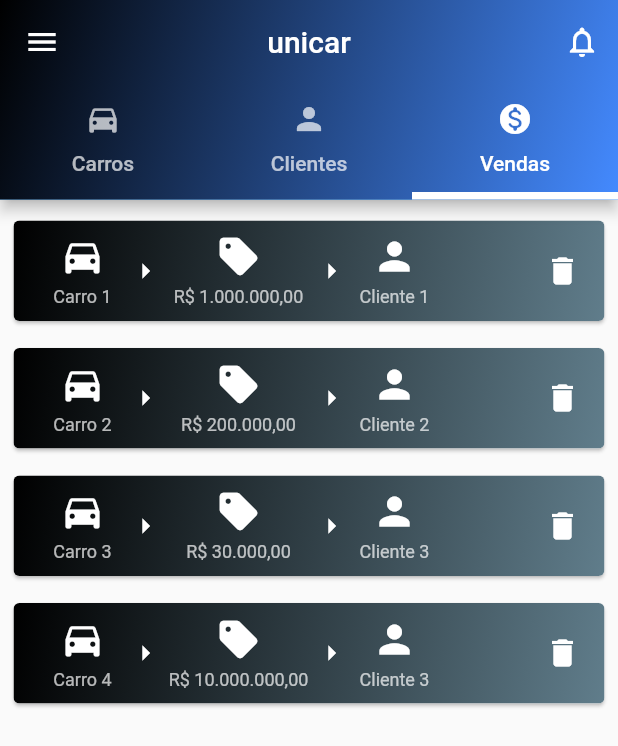
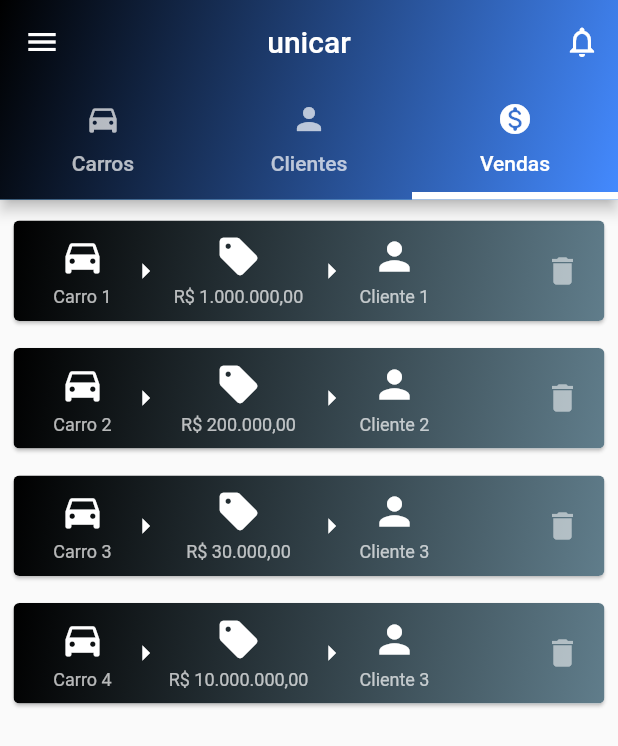
Before and after one commit to kelvinwieth/unicar, a Flutter app: the screen it shows after launch, tab 3 chosen, on a phone screen of 412 x 824 dp. Shown: the top 746 px of the screen. Run offline on Flutter 3.47's test engine with Material 2 defaults, Android fonts, the phone set to English and light mode, and no system bars; our stand-ins replace currency_text_input_formatter, equatable, flutter_bloc; missing offline and left inert: flutter_initicon; network calls fail.

Commit message:
add colors file

```diff
--- /dev/null
+++ b/lib/commom/themes/uni_colors.dart
@@ -0,0 +1,5 @@
+import 'package:flutter/material.dart';
+
+class UniColors {
+  static const Color recycleBin = Colors.white54;
+}
--- a/lib/features/cars/widgets/car_card.dart
+++ b/lib/features/cars/widgets/car_card.dart
@@ -1,6 +1,7 @@
 import 'package:flutter/material.dart';
 import 'package:flutter_bloc/flutter_bloc.dart';
 import 'package:intl/intl.dart';
+import 'package:unicar/commom/themes/uni_colors.dart';
 import 'package:unicar/features/cars/cubits/cars_cubit.dart';
 import 'package:unicar/features/cars/models/car.dart';
 
@@ -66,7 +67,7 @@ class CarCard extends StatelessWidget {
               trailing: GestureDetector(
                 child: const Icon(
                   Icons.delete,
-                  color: Colors.white,
+                  color: UniColors.recycleBin,
                 ),
                 onTap: () {
                   final cubit = BlocProvider.of<CarsCubit>(context);
--- a/lib/features/cars/widgets/cars_view.dart
+++ b/lib/features/cars/widgets/cars_view.dart
@@ -4,7 +4,7 @@ import 'package:unicar/features/cars/cubits/cars_cubit.dart';
 import 'package:unicar/features/cars/cubits/cars_state.dart';
 import 'package:unicar/features/cars/widgets/car_card.dart';
 import 'package:unicar/features/cars/widgets/car_form.dart';
-import 'package:unicar/commom/utils/uni_theme.dart';
+import 'package:unicar/commom/themes/uni_theme.dart';
 
 class CarsView extends StatelessWidget {
   const CarsView({
--- a/lib/features/customers/widgets/customer_card.dart
+++ b/lib/features/customers/widgets/customer_card.dart
@@ -1,6 +1,7 @@
 import 'package:flutter/material.dart';
 import 'package:flutter_bloc/flutter_bloc.dart';
 import 'package:flutter_initicon/flutter_initicon.dart';
+import 'package:unicar/commom/themes/uni_colors.dart';
 import 'package:unicar/features/customers/cubit/customers_cubit.dart';
 import 'package:unicar/features/customers/models/customer.dart';
 
@@ -48,7 +49,7 @@ class CustomerCard extends StatelessWidget {
               trailing: GestureDetector(
                 child: const Icon(
                   Icons.delete,
-                  color: Colors.white,
+                  color: UniColors.recycleBin,
                 ),
                 onTap: () {
                   final cubit = BlocProvider.of<CustomersCubit>(context);
--- a/lib/features/customers/widgets/customers_view.dart
+++ b/lib/features/customers/widgets/customers_view.dart
@@ -4,7 +4,7 @@ import 'package:unicar/features/customers/cubit/customers_cubit.dart';
 import 'package:unicar/features/customers/cubit/customers_state.dart';
 import 'package:unicar/features/customers/widgets/customer_card.dart';
 import 'package:unicar/features/customers/widgets/customer_form.dart';
-import 'package:unicar/commom/utils/uni_theme.dart';
+import 'package:unicar/commom/themes/uni_theme.dart';
 
 class CustomersView extends StatelessWidget {
   const CustomersView({
--- a/lib/features/sales/widgets/sale_card.dart
+++ b/lib/features/sales/widgets/sale_card.dart
@@ -1,6 +1,7 @@
 import 'package:flutter/material.dart';
 import 'package:flutter_bloc/flutter_bloc.dart';
 import 'package:intl/intl.dart';
+import 'package:unicar/commom/themes/uni_colors.dart';
 import 'package:unicar/commom/widgets/subtitled_icon.dart';
 import 'package:unicar/features/sales/cubit/sales_cubit.dart';
 import 'package:unicar/features/sales/models/sale.dart';
@@ -72,7 +73,7 @@ class SaleCard extends StatelessWidget {
                   GestureDetector(
                     child: const Icon(
                       Icons.delete,
-                      color: Colors.white,
+                      color: UniColors.recycleBin,
                     ),
                     onTap: () {
                       final cubit = BlocProvider.of<SalesCubit>(context);
```
Also changed, not shown: lib/commom/themes/uni_theme.dart (renamed from lib/commom/utils/uni_theme.dart).
